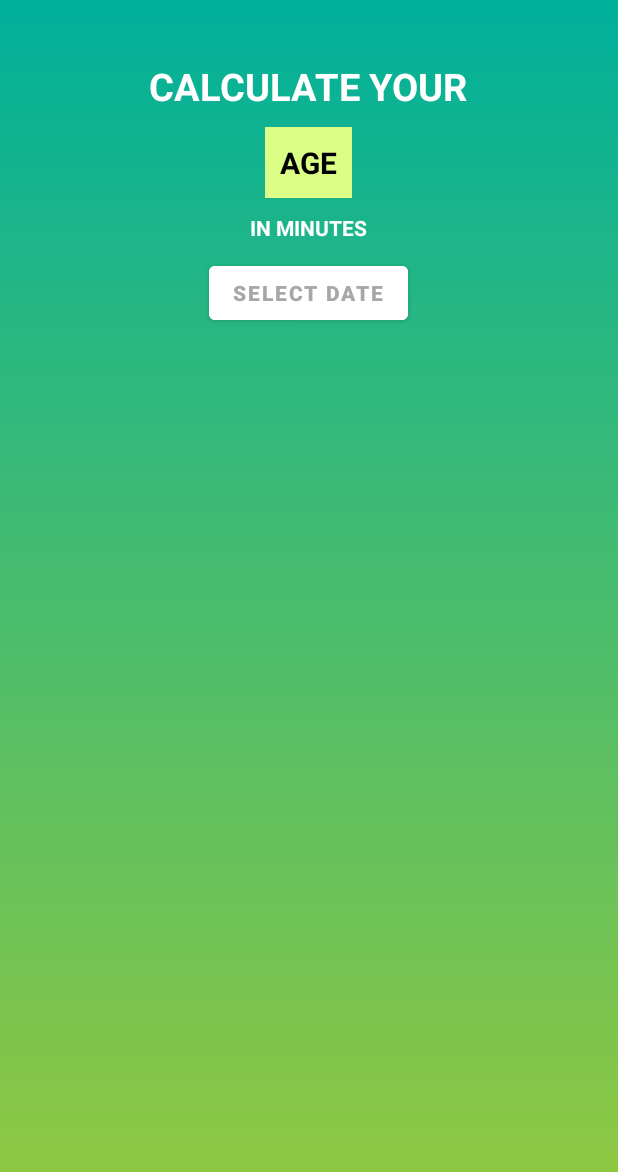
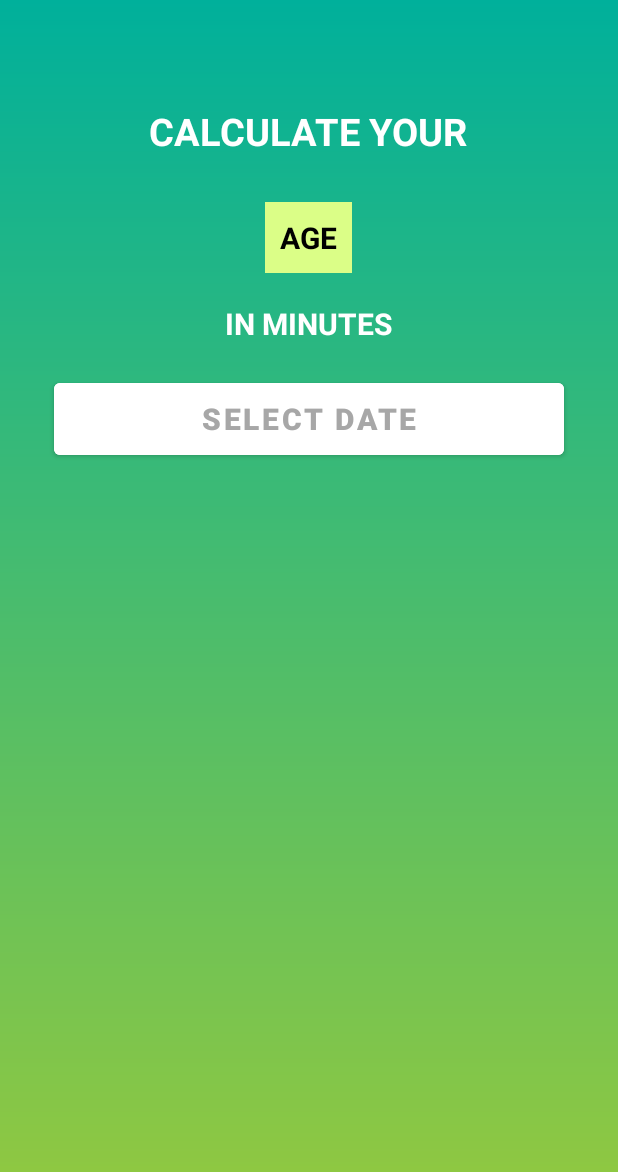
Before and after one commit to aditya-dk7/AgeInMinutes, an Android app: the screen it shows after launch (MainActivity), on a phone screen of 412 x 824 dp. Shown: the top 1172 px of the screen. Run offline under Robolectric (Android 15) with nearby library versions, the phone set to English and light mode, and no system bars.

Commit message:
Kotlin Code Added, Screens Added, Finished Polishing

```diff
--- a/app/src/main/java/com/dk7aditya/MainActivity.kt
+++ b/app/src/main/java/com/dk7aditya/MainActivity.kt
@@ -1,11 +1,58 @@
 package com.dk7aditya
 
+import android.app.DatePickerDialog
 import androidx.appcompat.app.AppCompatActivity
 import android.os.Bundle
+import android.widget.Button
+import android.widget.TextView
+import java.text.SimpleDateFormat
+import java.util.*
 
 class MainActivity : AppCompatActivity() {
+    private lateinit var dateChosen: TextView
+    private lateinit var selectedDateText: TextView
+    private lateinit var ageInMinutes: TextView
+    private lateinit var ageInMinutesText: TextView
+
     override fun onCreate(savedInstanceState: Bundle?) {
         super.onCreate(savedInstanceState)
         setContentView(R.layout.activity_main)
+        val selectDate: Button = findViewById(R.id.selectDate)
+        dateChosen = findViewById(R.id.dateChosen)
+        selectedDateText = findViewById(R.id.selectedDateText)
+        ageInMinutes = findViewById(R.id.ageInMinutes)
+        ageInMinutesText = findViewById(R.id.ageInMinutesText)
+        selectDate.setOnClickListener{
+            selectBirthDate()
+        }
+
     }
+    private fun selectBirthDate() {
+        val myCalendar = Calendar.getInstance()
+        val year = myCalendar.get(Calendar.YEAR)
+        val month = myCalendar.get(Calendar.MONTH)
+        val day = myCalendar.get(Calendar.DAY_OF_MONTH)
+
+
+        val datePickerDialog = DatePickerDialog(this, {
+                _, yearSelected, monthSelected, dayOfMonthSelected ->
+            val selectedDate = "$dayOfMonthSelected/${monthSelected+1}/$yearSelected"
+            dateChosen.text = selectedDate
+            selectedDateText.text = resources.getString(R.string.selected_date)
+            val sdf = SimpleDateFormat("dd/mm/yyyy", Locale.ENGLISH)
+            val theDate = sdf.parse(selectedDate)
+            val selectedDateInMinutes = theDate!!.time / 60000
+            val currentDate = sdf.parse(sdf.format(System.currentTimeMillis()))
+            val currentDateToMinutes = currentDate!!.time / 60000
+            val differenceInMinutes = currentDateToMinutes - selectedDateInMinutes
+            ageInMinutes.text = differenceInMinutes.toString()
+            ageInMinutesText.text = resources.getString(R.string.age_in_minutes)
+        },
+            year,
+            month,
+            day)
+        datePickerDialog.datePicker.maxDate = Date().time - 86400000
+        datePickerDialog.show()
+    }
+
 }
--- a/app/src/main/res/layout/activity_main.xml
+++ b/app/src/main/res/layout/activity_main.xml
@@ -16,7 +16,7 @@
         android:textSize="25sp"
         android:textColor="@color/white"
         android:textStyle="bold"
-        android:layout_marginTop="40dp"/>
+        android:layout_marginTop="70dp"/>
 
     <TextView
         android:id="@+id/age"
@@ -29,7 +29,7 @@
         android:autoSizeMaxTextSize="20sp"
         android:textColor="@color/black"
         android:textStyle="bold"
-        android:layout_marginTop="10dp"/>
+        android:layout_marginTop="30dp"/>
 
     <TextView
         android:id="@+id/inMinutes"
@@ -37,47 +37,50 @@
         android:layout_height="wrap_content"
         android:text="@string/in_minutes_text"
         android:textColor="@color/white"
+        android:textSize="20sp"
         android:textStyle="bold"
-        android:layout_marginTop="10dp"/>
+        android:layout_marginTop="20dp"/>
 
     <Button
         android:id="@+id/selectDate"
-        android:layout_width="wrap_content"
-        android:layout_height="wrap_content"
+        android:layout_width="340dp"
+        android:layout_height="60dp"
         android:text="@string/select_date_text"
         android:backgroundTint="@color/white"
         android:textColor="@color/hue"
         android:textStyle="bold"
-        android:layout_marginTop="10dp"/>
+        android:textSize="20sp"
+        android:layout_marginTop="20dp"/>
 
     <TextView
         android:id="@+id/dateChosen"
         android:layout_width="wrap_content"
         android:layout_height="wrap_content"
         tools:text="13/13/2019"
-        android:textColor="@color/white"
+        android:textColor="@color/white_shade_2"
         android:textSize="25sp"
         android:textStyle="bold"
-        android:layout_marginTop="10dp"/>
+        android:layout_marginTop="20dp"/>
 
     <TextView
         android:id="@+id/selectedDateText"
         android:layout_width="wrap_content"
         android:layout_height="wrap_content"
         tools:text="Selected Date"
-        android:textColor="@color/white"
+        android:textColor="@color/light_grey"
         android:textStyle="bold"
-        android:layout_marginTop="10dp"/>
+        android:layout_marginTop="10dp"
+        />
 
     <TextView
         android:id="@+id/ageInMinutes"
         android:layout_width="wrap_content"
         android:layout_height="wrap_content"
         tools:text="14000"
-        android:textColor="@color/white"
+        android:textColor="@color/white_shade_1"
         android:textSize="40sp"
         android:textStyle="bold"
-        android:layout_marginTop="10dp"/>
+        android:layout_marginTop="50dp"/>
 
     <TextView
         android:id="@+id/ageInMinutesText"
--- a/app/src/main/res/values/colors.xml
+++ b/app/src/main/res/values/colors.xml
@@ -10,4 +10,7 @@
     <color name="color_status_bar_Greenish_Cyan">#0FBCA8</color>
     <color name="greenish_yellow">#DBFE87</color>
     <color name="hue">#A7A7A7</color>
+    <color name="light_grey">#DBDBDB</color>
+    <color name="white_shade_1">#F6F7F8</color>
+    <color name="white_shade_2">#F0F3F5</color>
 </resources>
--- a/app/src/main/res/values/strings.xml
+++ b/app/src/main/res/values/strings.xml
@@ -4,4 +4,6 @@
     <string name="age">AGE</string>
     <string name="in_minutes_text">IN MINUTES</string>
     <string name="select_date_text">SELECT DATE</string>
+    <string name="selected_date">Selected Date</string>
+    <string name="age_in_minutes">AGE IN MINUTES</string>
 </resources>
--- a/app/src/main/res/values/themes.xml
+++ b/app/src/main/res/values/themes.xml
@@ -6,8 +6,8 @@
         <item name="colorPrimaryVariant">@color/color_status_bar_Greenish_Cyan</item>
         <item name="colorOnPrimary">@color/white</item>
         <!-- Secondary brand color. -->
-        <item name="colorSecondary">@color/teal_200</item>
-        <item name="colorSecondaryVariant">@color/teal_700</item>
+        <item name="colorSecondary">@color/color_status_bar_Greenish_Cyan</item>
+        <item name="colorSecondaryVariant">@color/color_status_bar_Greenish_Cyan</item>
         <item name="colorOnSecondary">@color/black</item>
         <!-- Status bar color. -->
         <item name="android:statusBarColor" tools:targetApi="l">?attr/colorPrimaryVariant</item>
```
Also changed, not shown: 4 other files.
